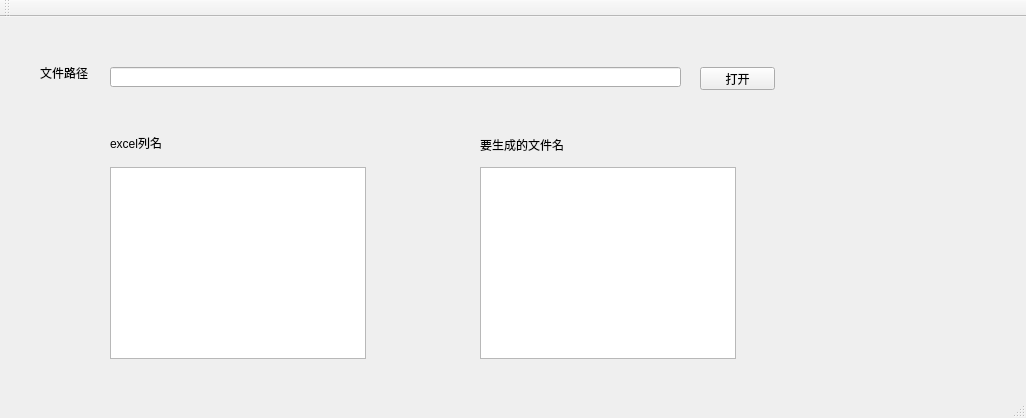
Tyakai/QtExcelOperation, file mainwindow.ui: the form before one commit.
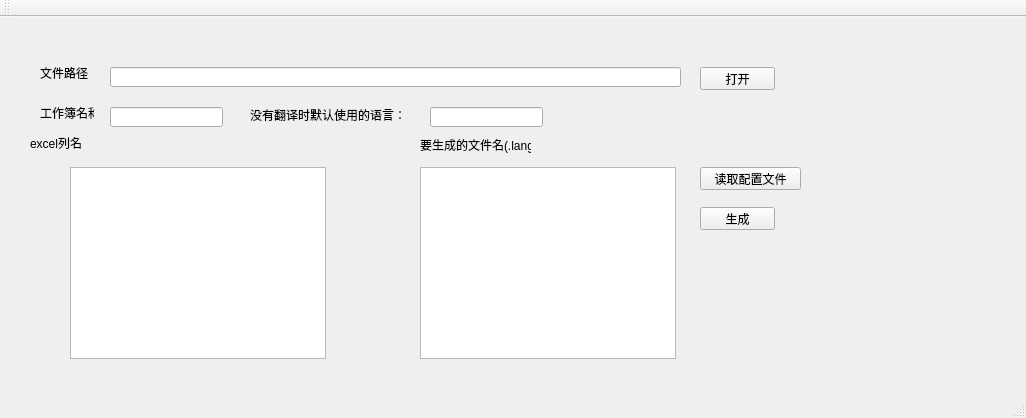
The form after the commit.

Commit message: 基本实现了功能，1.待优化细节：能够不通过默认配置来实现单独语言的写入 2.读写优化，优化读取excel的方法，同时如果时间长的话考虑多线程读取 3.翻译缺失的时候结果待检验

What changed in the file:
```diff
--- a/mainwindow.ui
+++ b/mainwindow.ui
@@ -50,30 +50,10 @@
      <string>文件路径</string>
     </property>
    </widget>
-   <widget class="QListWidget" name="listWidget">
-    <property name="geometry">
-     <rect>
-      <x>110</x>
-      <y>150</y>
-      <width>256</width>
-      <height>192</height>
-     </rect>
-    </property>
-   </widget>
-   <widget class="QListWidget" name="listWidget_2">
-    <property name="geometry">
-     <rect>
-      <x>480</x>
-      <y>150</y>
-      <width>256</width>
-      <height>192</height>
-     </rect>
-    </property>
-   </widget>
    <widget class="QLabel" name="label_2">
     <property name="geometry">
      <rect>
-      <x>110</x>
+      <x>30</x>
       <y>120</y>
       <width>54</width>
       <height>12</height>
@@ -86,14 +66,106 @@
    <widget class="QLabel" name="label_3">
     <property name="geometry">
      <rect>
-      <x>480</x>
+      <x>420</x>
       <y>120</y>
       <width>111</width>
       <height>16</height>
      </rect>
     </property>
     <property name="text">
-     <string>要生成的文件名</string>
+     <string>要生成的文件名(.lang)</string>
+    </property>
+   </widget>
+   <widget class="QTableWidget" name="tableWidget_name">
+    <property name="geometry">
+     <rect>
+      <x>70</x>
+      <y>150</y>
+      <width>256</width>
+      <height>192</height>
+     </rect>
+    </property>
+   </widget>
+   <widget class="QListWidget" name="listWidget">
+    <property name="geometry">
+     <rect>
+      <x>420</x>
+      <y>150</y>
+      <width>256</width>
+      <height>192</height>
+     </rect>
+    </property>
+   </widget>
+   <widget class="QPushButton" name="pushButton_load">
+    <property name="geometry">
+     <rect>
+      <x>700</x>
+      <y>150</y>
+      <width>101</width>
+      <height>23</height>
+     </rect>
+    </property>
+    <property name="text">
+     <string>读取配置文件</string>
+    </property>
+   </widget>
+   <widget class="QLabel" name="label_4">
+    <property name="geometry">
+     <rect>
+      <x>40</x>
+      <y>90</y>
+      <width>54</width>
+      <height>12</height>
+     </rect>
+    </property>
+    <property name="text">
+     <string>工作簿名称：</string>
+    </property>
+   </widget>
+   <widget class="QLineEdit" name="lineEdit_workSheetName">
+    <property name="geometry">
+     <rect>
+      <x>110</x>
+      <y>90</y>
+      <width>113</width>
+      <height>20</height>
+     </rect>
+    </property>
+   </widget>
+   <widget class="QPushButton" name="pushButton_create">
+    <property name="geometry">
+     <rect>
+      <x>700</x>
+      <y>190</y>
+      <width>75</width>
+      <height>23</height>
+     </rect>
+    </property>
+    <property name="text">
+     <string>生成</string>
+    </property>
+   </widget>
+   <widget class="QLabel" name="label_5">
+    <property name="geometry">
+     <rect>
+      <x>250</x>
+      <y>90</y>
+      <width>171</width>
+      <height>16</height>
+     </rect>
+    </property>
+    <property name="text">
+     <string>没有翻译时默认使用的语言：</string>
+    </property>
+   </widget>
+   <widget class="QLineEdit" name="lineEdit_defaultLanguage">
+    <property name="geometry">
+     <rect>
+      <x>430</x>
+      <y>90</y>
+      <width>113</width>
+      <height>20</height>
+     </rect>
     </property>
    </widget>
   </widget>
```
The commit also changes 3 other files.
